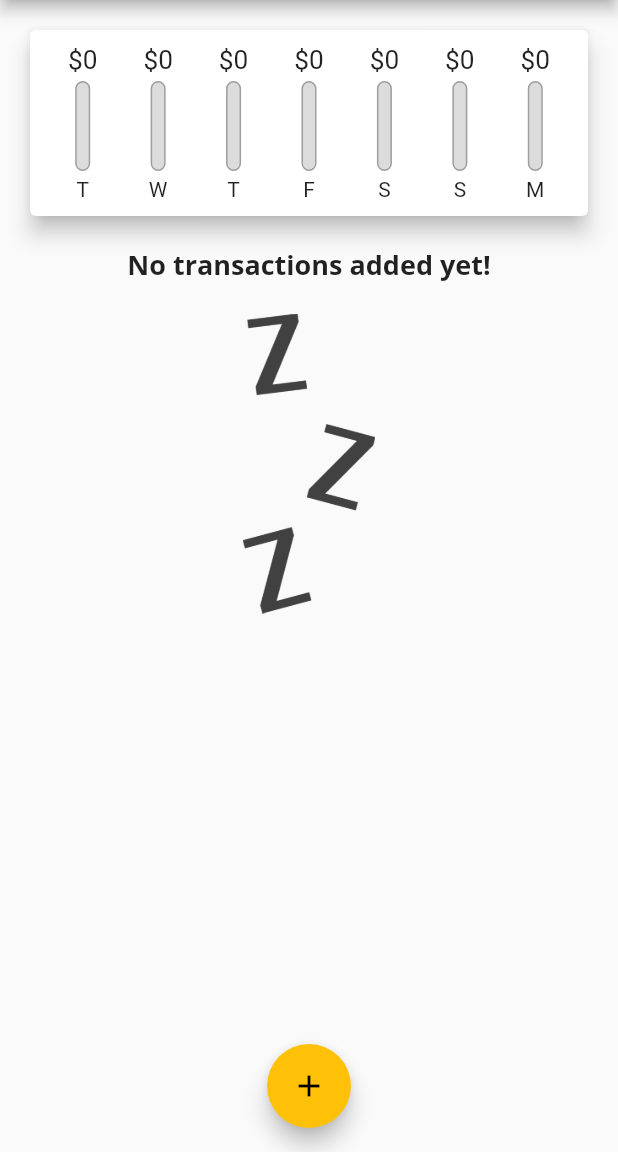
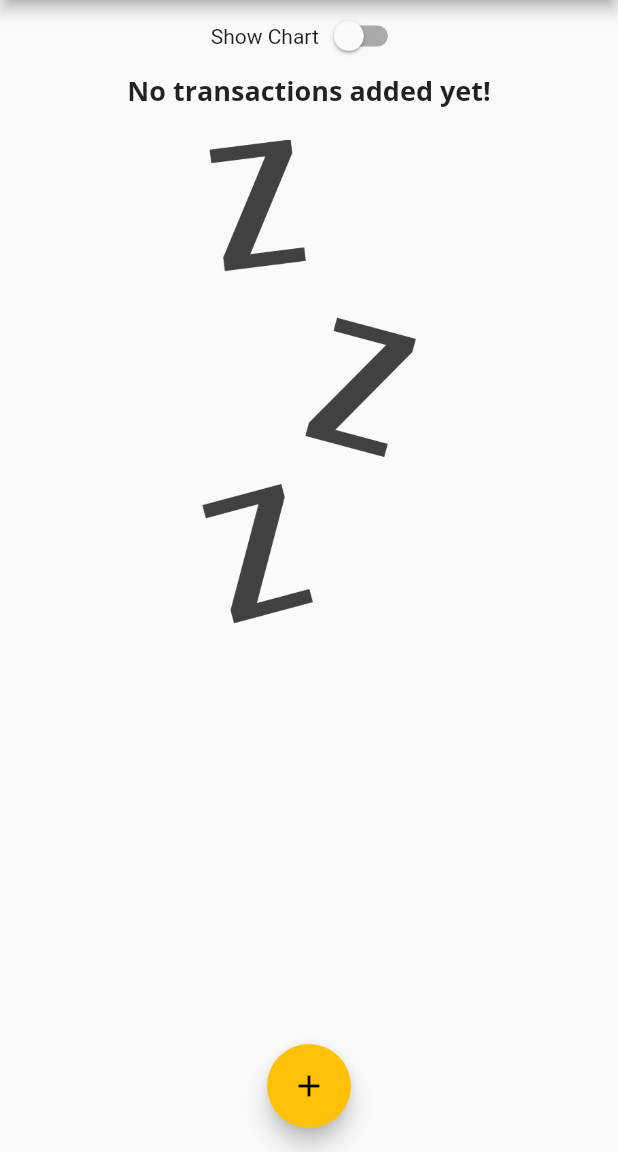
Before and after one commit to AurelTBE/ExpenseTracker, a Flutter app: the screen it shows after launch, on a phone screen of 412 x 824 dp, the part 84-1236 px from its top. Run offline on Flutter 3.47's test engine with Material 2 defaults, Android fonts, the phone set to English and light mode, and no system bars.

Commit message:
Orientation mode

```diff
--- a/lib/main.dart
+++ b/lib/main.dart
@@ -46,6 +46,8 @@ class _MyHomePageState extends State<MyHomePage> {
     //     id: 't2', title: 'Weekly Groceries', amount: 16.53, date: DateTime.now()),
   ];
 
+  bool _showChart = false;
+
   List<Transaction> get _recentTransactions {
     return _userTransactions.where((tx) {
       return tx.date.isAfter(
@@ -78,10 +80,15 @@ class _MyHomePageState extends State<MyHomePage> {
         });
   }
 
+  void _deleteTransaction(String id) {
+    setState(() {
+      _userTransactions.removeWhere((tx) => tx.id == id);
+    });
+  }
+
   @override
   Widget build(BuildContext context) {
-    return Scaffold(
-        appBar: AppBar(
+    final appBar = AppBar(
       title: Text('Personnal Expenses'),
       actions: [
         IconButton(
@@ -89,14 +96,42 @@ class _MyHomePageState extends State<MyHomePage> {
           onPressed: () => _startAddNewTransaction(context),
         ),
       ],
-        ),
+    );
+    return Scaffold(
+        appBar: appBar,
         body: SingleChildScrollView(
           child: Column(
             //mainAxisAlignment: MainAxisAlignment.spaceAround,
             crossAxisAlignment: CrossAxisAlignment.stretch,
             children: <Widget>[
-              Chart(_recentTransactions),
-              TransactionList(_userTransactions),
+              Row(
+                mainAxisAlignment: MainAxisAlignment.center,
+                children: [
+                  Text("Show Chart"),
+                  Switch(
+                    value: _showChart,
+                    onChanged: (val) {
+                      setState(() {
+                        _showChart = val;
+                      });
+                    },
+                  ),
+                ],
+              ),
+              _showChart
+                  ? Container(
+                      height: (MediaQuery.of(context).size.height -
+                              appBar.preferredSize.height -
+                              MediaQuery.of(context).padding.top) *
+                          0.7,
+                      child: Chart(_recentTransactions))
+                  : Container(
+                      height: (MediaQuery.of(context).size.height -
+                              appBar.preferredSize.height -
+                              MediaQuery.of(context).padding.top) *
+                          0.7,
+                      child: TransactionList(
+                          _userTransactions, _deleteTransaction)),
             ],
           ),
         ),
--- a/lib/widgets/chart_bar.dart
+++ b/lib/widgets/chart_bar.dart
@@ -9,19 +9,20 @@ class ChartBar extends StatelessWidget {
 
   @override
   Widget build(BuildContext context) {
+    return LayoutBuilder(builder: ((context, constraints) {
       return Column(
         children: <Widget>[
           Container(
-          height: 20,
+            height: constraints.maxHeight * 0.15,
             child: FittedBox(
               child: Text('\$${spendingAmount.toStringAsFixed(0)}'),
             ),
           ),
           SizedBox(
-          height: 4,
+            height: constraints.maxHeight * 0.05,
           ),
           Container(
-          height: 60,
+            height: constraints.maxHeight * 0.6,
             width: 10,
             child: Stack(
               children: <Widget>[
@@ -48,10 +49,13 @@ class ChartBar extends StatelessWidget {
             ),
           ),
           SizedBox(
-          height: 4,
+            height: constraints.maxHeight * 0.05,
           ),
-        Text(label),
+          Container(
+              height: constraints.maxHeight * 0.15,
+              child: FittedBox(child: Text(label))),
         ],
       );
+    }));
   }
 }
--- a/lib/widgets/transaction_list.dart
+++ b/lib/widgets/transaction_list.dart
@@ -4,14 +4,15 @@ import '../models/transaction.dart';
 
 class TransactionList extends StatelessWidget {
   final List<Transaction> transactions;
-  TransactionList(this.transactions);
+  final Function deleteTx;
+  TransactionList(this.transactions, this.deleteTx);
 
   @override
   Widget build(BuildContext context) {
     return Container(
-      height: 300,
         child: transactions.isEmpty
-          ? Column(
+            ? LayoutBuilder(builder: (ctx, constraints) {
+                return Column(
                   children: <Widget>[
                     Text(
                       'No transactions added yet!',
@@ -21,14 +22,15 @@ class TransactionList extends StatelessWidget {
                       height: 20,
                     ),
                     Container(
-                  height: 200,
+                      height: constraints.maxHeight * 0.6,
                       child: Image.asset(
                         'assets/images/waiting.png',
                         fit: BoxFit.cover,
                       ),
                     ),
                   ],
-            )
+                );
+              })
             : ListView.builder(
                 itemBuilder: (ctx, index) {
                   return Card(
@@ -41,11 +43,9 @@ class TransactionList extends StatelessWidget {
                             radius: 30,
                             child: Padding(
                                 padding: EdgeInsets.all(6),
-                        child:FittedBox(
-                          child: Text('\$${transactions[index].amount}')
-                        )
-                      )
-                    ),
+                                child: FittedBox(
+                                    child: Text(
+                                        '\$${transactions[index].amount}')))),
                         title: Text(
                           transactions[index].title,
                           style: Theme.of(context).textTheme.headline6,
@@ -53,11 +53,14 @@ class TransactionList extends StatelessWidget {
                         subtitle: Text(
                           DateFormat.yMMMd().format(transactions[index].date),
                         ),
-                  )
-                );
+                        trailing: IconButton(
+                          icon: Icon(Icons.delete),
+                          color: Theme.of(context).errorColor,
+                          onPressed: () => deleteTx(transactions[index].id),
+                        ),
+                      ));
                 },
                 itemCount: transactions.length,
-          )
-    );
+              ));
   }
 }
```
Lines whose indentation alone changed are shown as unchanged.
